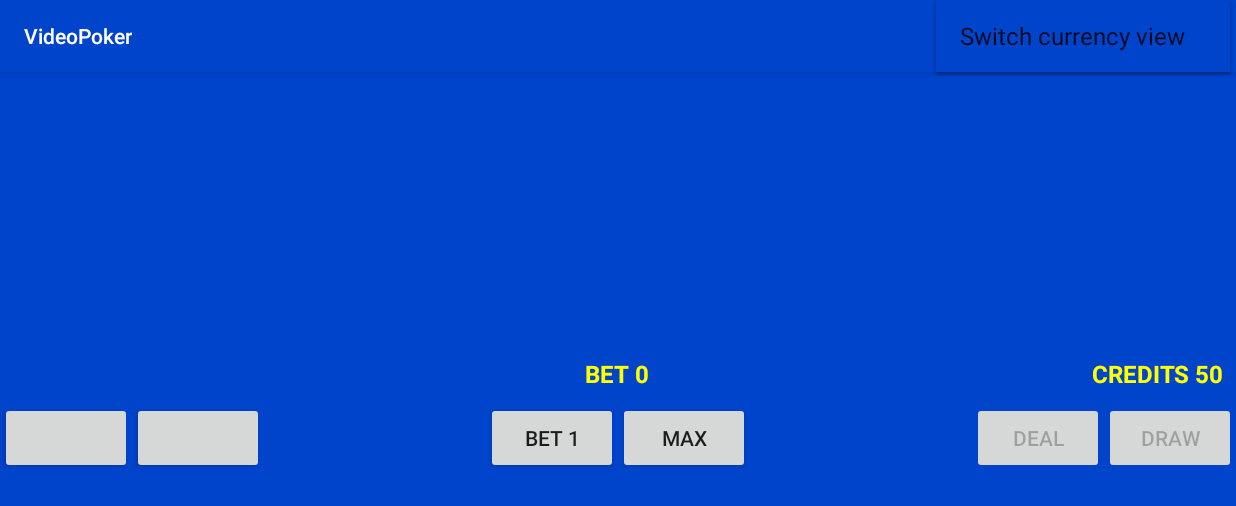
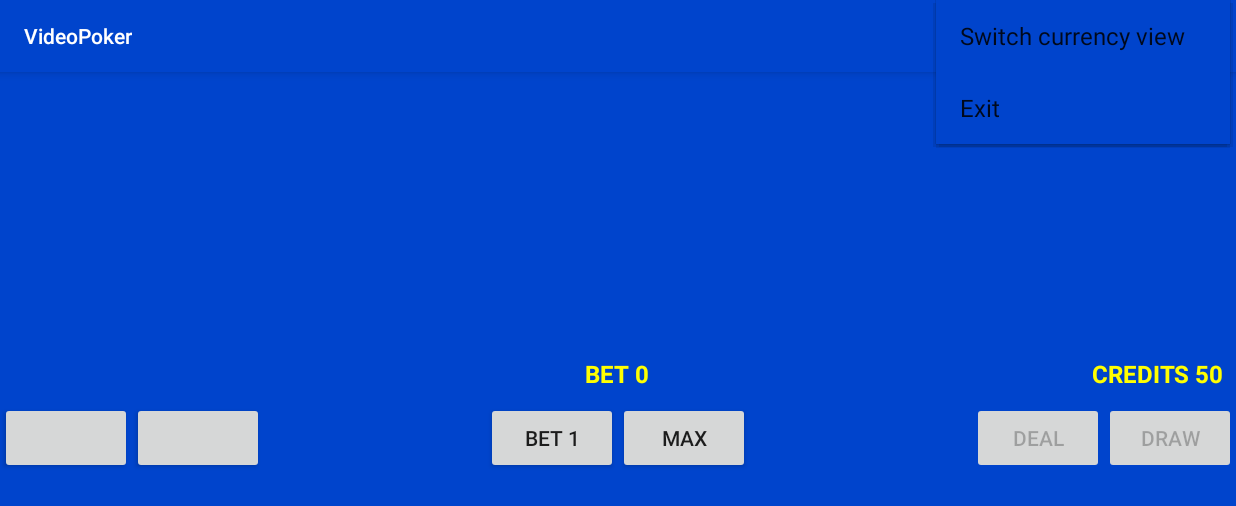
Before and after one commit to jscpeterson/VideoPoker, an Android app: the screen it shows after launch (GameActivity), with the options menu open, on a phone screen of 824 x 412 dp (held sideways). Shown: the top 506 px of the screen. Run offline under Robolectric (Android 15) with nearby library versions, the phone set to English and light mode, and no system bars.

Commit message:
Exit setting added, minor styles changes.

```diff
--- a/app/src/main/java/edu/cnm/deepdive/videopoker/controller/GameActivity.java
+++ b/app/src/main/java/edu/cnm/deepdive/videopoker/controller/GameActivity.java
@@ -36,10 +36,12 @@ public class GameActivity extends AppCompatActivity {
   private Deck deck;
   private Hand hand;
   private int purse = 50;
+  private double creditValue = 0.25;
   private int bet = 0;
   private int win = 0;
 
-  // TODO Implement settings menu with add to pot option
+  // TODO Move game functions to game method.
+  // TODO Add splash screen.
 
   @Override
   protected void onCreate(Bundle savedInstanceState) {
@@ -59,17 +61,17 @@ public class GameActivity extends AppCompatActivity {
   }
 
   public String getWinString(int win, boolean viewAsDollars) {
-    if (viewAsDollars) return getString(R.string.win_text_dollar_format, (double) win*0.25);
+    if (viewAsDollars) return getString(R.string.win_text_dollar_format, (double) win*creditValue);
     else return getString(R.string.win_text_credits_format, win);
   }
 
   public String getPurseString(int purse, boolean viewAsDollars) {
-    if (viewAsDollars) return getString(R.string.purse_text_dollar_format, (double) purse*0.25);
+    if (viewAsDollars) return getString(R.string.purse_text_dollar_format, (double) purse*creditValue);
     return getString(R.string.purse_text_credits_format, purse);
   }
 
   public String getBetString(int bet, boolean viewAsDollars) {
-    if (viewAsDollars) return getString(R.string.bet_text_dollar_format, (double) bet*0.25);
+    if (viewAsDollars) return getString(R.string.bet_text_dollar_format, (double) bet*creditValue);
     else return getString(R.string.bet_text_credits_format, bet);
   }
 
@@ -78,14 +80,17 @@ public class GameActivity extends AppCompatActivity {
   public boolean onOptionsItemSelected(MenuItem item) {
     boolean handled = true;
     switch (item.getItemId()) {
+      default:
+        handled = super.onOptionsItemSelected(item);
+        break;
       case R.id.switch_currency_view:
         viewAsDollars = !viewAsDollars;
         winView.setText(getWinString(win, viewAsDollars));
         purseView.setText(getPurseString(purse, viewAsDollars));
         betView.setText(getBetString(bet, viewAsDollars));
         break;
-      default:
-        handled = super.onOptionsItemSelected(item);
+      case R.id.exit:
+        System.exit(0);
     }
     return handled;
   }
--- a/app/src/main/res/menu/options.xml
+++ b/app/src/main/res/menu/options.xml
@@ -6,4 +6,10 @@
     android:title="@string/options_switch_currency_view"
     android:icon="@drawable/ic_attach_money_black_24dp"
     app:showAsAction="never"/>
+
+  <item
+    android:id="@+id/exit"
+    android:title="@string/options_exit"
+    android:icon="@drawable/ic_attach_money_black_24dp"
+    app:showAsAction="never"/>
 </menu>
--- a/app/src/main/res/values/colors.xml
+++ b/app/src/main/res/values/colors.xml
@@ -6,5 +6,5 @@
   <color name="backgroundBlue">#FF0044CC</color>
   <color name="textYellow">#FFFFFF00</color>
   <color name="textWhite">#FFFFFFFF</color>
-  <color name="heldTint">#75FFFF00</color>
+  <color name="heldTint">#55FFFF00</color>
 </resources>
--- a/app/src/main/res/values/strings.xml
+++ b/app/src/main/res/values/strings.xml
@@ -10,6 +10,7 @@
   <string name="bet_max_button_text">MAX</string>
   <string name="deal_button_text">DEAL</string>
   <string name="draw_button_text">DRAW</string>
-  <string name="purse_empty_text">Game Over</string>
+  <string name="purse_empty_text">☹ Game Over ☹</string>
   <string name="options_switch_currency_view">Switch currency view</string>
+  <string name="options_exit">Exit</string>
 </resources>
--- a/app/src/main/res/values/styles.xml
+++ b/app/src/main/res/values/styles.xml
@@ -10,28 +10,28 @@
   </style>
 
   <style name="textView">
+    <item name="android:layout_width">wrap_content</item>
+    <item name="android:layout_height">wrap_content</item>
     <item name="android:textColor">@color/textYellow</item>
     <item name="android:textSize">16sp</item>
     <item name="android:textStyle">bold</item>
     <item name="android:padding">8dp</item>
-    <item name="android:layout_width">wrap_content</item>
-    <item name="android:layout_height">wrap_content</item>
   </style>
 
   <style name="winningHandView">
+    <item name="android:layout_width">wrap_content</item>
+    <item name="android:layout_height">wrap_content</item>
     <item name="android:textColor">@color/textYellow</item>
     <item name="android:textSize">16sp</item>
     <item name="android:textStyle">bold</item>
     <item name="android:paddingBottom">0dp</item>
     <item name="android:paddingTop">0dp</item>
-    <item name="android:layout_width">wrap_content</item>
-    <item name="android:layout_height">wrap_content</item>
   </style>
 
   <style name="cardStyle">
     <item name="android:layout_width">100dp</item>
     <item name="android:layout_height">160dp</item>
-    <item name="android:padding">8dp</item>
+    <item name="android:paddingBottom">16dp</item>
     <item name="android:paddingTop">24dp</item>
     <item name="android:scaleType">fitCenter</item>
     <item name="android:tint">@color/card</item>
```
Also changed, not shown: app/src/main/java/edu/cnm/deepdive/videopoker/model/Game.java (+10 -1 lines).
